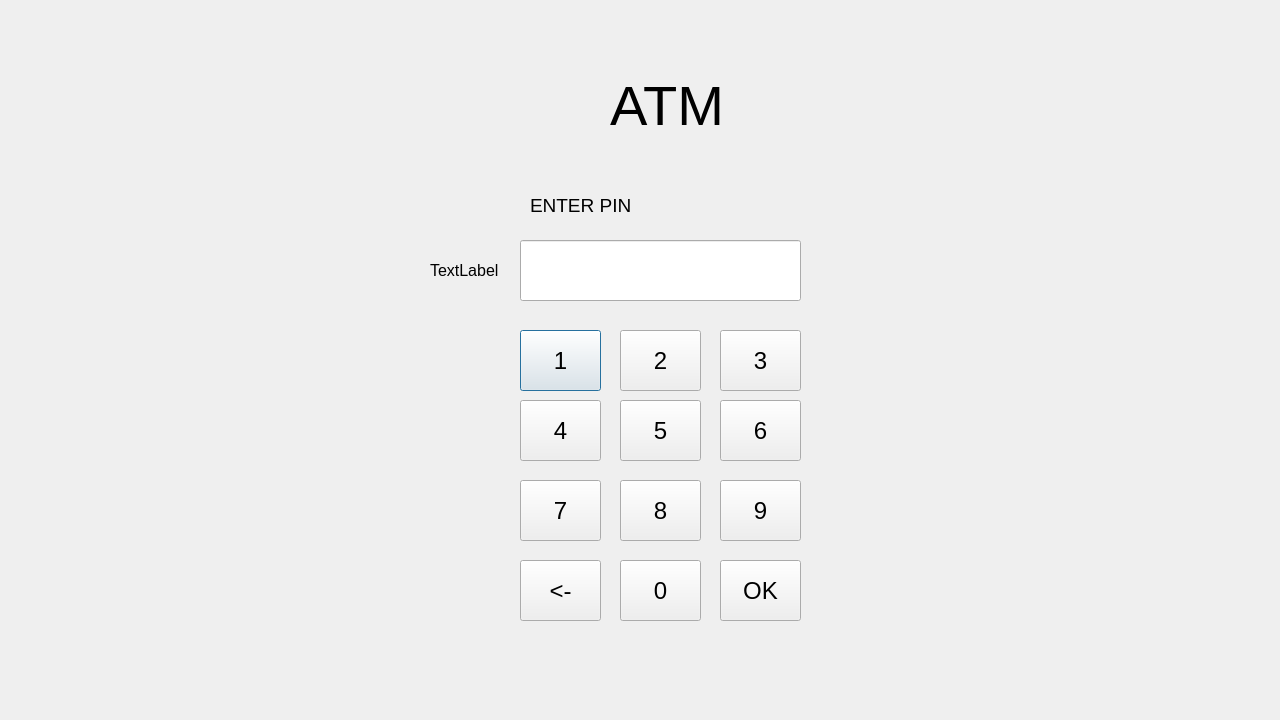
Above: bank-automat/login.ui from alavuvi/atm-simulator-project before the change. Below: the same form after it.
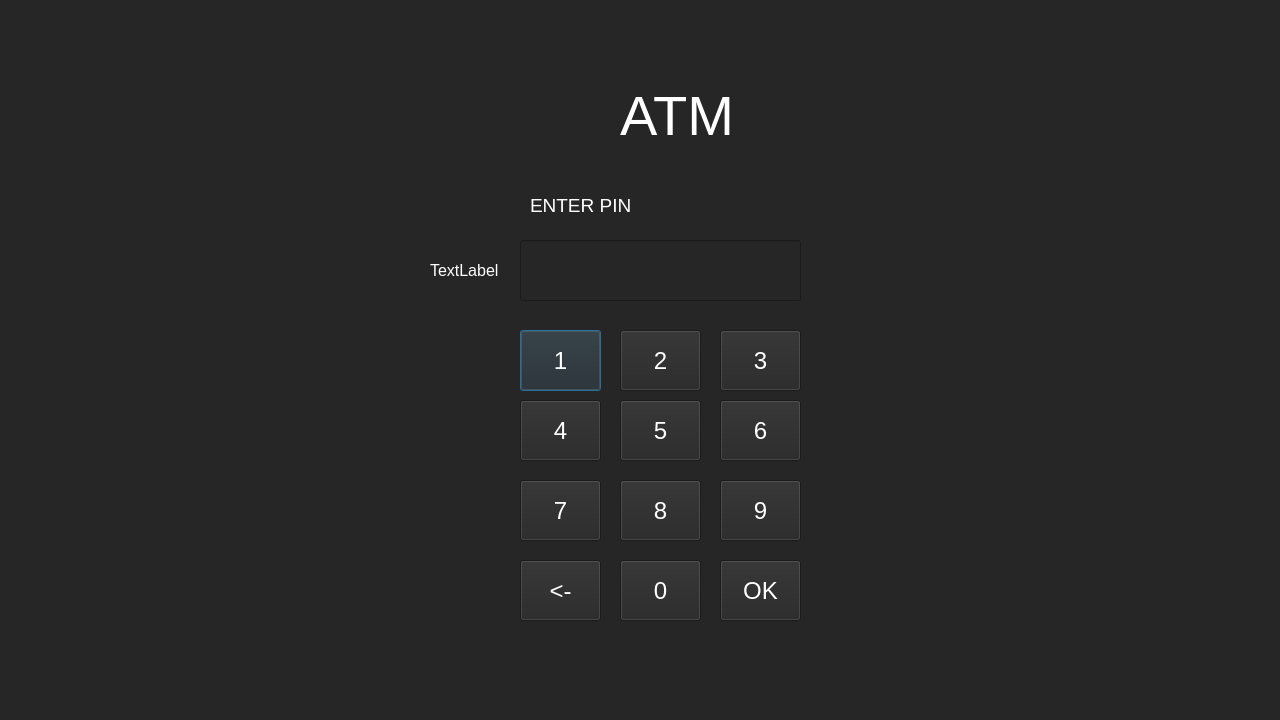
That is the form after the change.

```diff
--- a/bank-automat/login.ui
+++ b/bank-automat/login.ui
@@ -13,6 +13,9 @@
   <property name="windowTitle">
    <string>Dialog</string>
   </property>
+  <property name="styleSheet">
+   <string notr="true">background-color: rgb(38, 38, 38);</string>
+  </property>
   <widget class="QLineEdit" name="pinOutput">
    <property name="geometry">
     <rect>
@@ -27,6 +30,9 @@
      <pointsize>18</pointsize>
     </font>
    </property>
+   <property name="styleSheet">
+    <string notr="true">color: rgb(255, 255, 255);</string>
+   </property>
    <property name="text">
     <string/>
    </property>
@@ -45,6 +51,9 @@
      <pointsize>18</pointsize>
     </font>
    </property>
+   <property name="styleSheet">
+    <string notr="true">color: rgb(255, 255, 255);</string>
+   </property>
    <property name="text">
     <string>1</string>
    </property>
@@ -63,6 +72,9 @@
      <pointsize>18</pointsize>
     </font>
    </property>
+   <property name="styleSheet">
+    <string notr="true">color: rgb(255, 255, 255);</string>
+   </property>
    <property name="text">
     <string>2</string>
    </property>
@@ -81,6 +93,9 @@
      <pointsize>18</pointsize>
     </font>
    </property>
+   <property name="styleSheet">
+    <string notr="true">color: rgb(255, 255, 255);</string>
+   </property>
    <property name="text">
     <string>3</string>
    </property>
@@ -99,6 +114,9 @@
      <pointsize>18</pointsize>
     </font>
    </property>
+   <property name="styleSheet">
+    <string notr="true">color: rgb(255, 255, 255);</string>
+   </property>
    <property name="text">
     <string>4</string>
    </property>
@@ -117,6 +135,9 @@
      <pointsize>18</pointsize>
     </font>
    </property>
+   <property name="styleSheet">
+    <string notr="true">color: rgb(255, 255, 255);</string>
+   </property>
    <property name="text">
     <string>5</string>
    </property>
@@ -135,6 +156,9 @@
      <pointsize>18</pointsize>
     </font>
    </property>
+   <property name="styleSheet">
+    <string notr="true">color: rgb(255, 255, 255);</string>
+   </property>
    <property name="text">
     <string>6</string>
    </property>
@@ -153,6 +177,9 @@
      <pointsize>18</pointsize>
     </font>
    </property>
+   <property name="styleSheet">
+    <string notr="true">color: rgb(255, 255, 255);</string>
+   </property>
    <property name="text">
     <string>7</string>
    </property>
@@ -171,6 +198,9 @@
      <pointsize>18</pointsize>
     </font>
    </property>
+   <property name="styleSheet">
+    <string notr="true">color: rgb(255, 255, 255);</string>
+   </property>
    <property name="text">
     <string>8</string>
    </property>
@@ -189,6 +219,9 @@
      <pointsize>18</pointsize>
     </font>
    </property>
+   <property name="styleSheet">
+    <string notr="true">color: rgb(255, 255, 255);</string>
+   </property>
    <property name="text">
     <string>9</string>
    </property>
@@ -207,6 +240,9 @@
      <pointsize>18</pointsize>
     </font>
    </property>
+   <property name="styleSheet">
+    <string notr="true">color: rgb(255, 255, 255);</string>
+   </property>
    <property name="text">
     <string>&lt;-</string>
    </property>
@@ -225,6 +261,9 @@
      <pointsize>18</pointsize>
     </font>
    </property>
+   <property name="styleSheet">
+    <string notr="true">color: rgb(255, 255, 255);</string>
+   </property>
    <property name="text">
     <string>0</string>
    </property>
@@ -243,6 +282,9 @@
      <pointsize>18</pointsize>
     </font>
    </property>
+   <property name="styleSheet">
+    <string notr="true">color: rgb(255, 255, 255);</string>
+   </property>
    <property name="text">
     <string>OK</string>
    </property>
@@ -261,6 +303,9 @@
      <pointsize>12</pointsize>
     </font>
    </property>
+   <property name="styleSheet">
+    <string notr="true">color: rgb(255, 255, 255);</string>
+   </property>
    <property name="text">
     <string>TextLabel</string>
    </property>
@@ -292,6 +337,9 @@
      <pointsize>14</pointsize>
     </font>
    </property>
+   <property name="styleSheet">
+    <string notr="true">color: rgb(255, 255, 255);</string>
+   </property>
    <property name="text">
     <string>ENTER PIN</string>
    </property>
@@ -299,9 +347,9 @@
   <widget class="QLabel" name="labelLogo">
    <property name="geometry">
     <rect>
-     <x>610</x>
-     <y>50</y>
-     <width>141</width>
+     <x>620</x>
+     <y>60</y>
+     <width>111</width>
      <height>111</height>
     </rect>
    </property>
@@ -310,6 +358,9 @@
      <pointsize>42</pointsize>
     </font>
    </property>
+   <property name="styleSheet">
+    <string notr="true">color: rgb(255, 255, 255);</string>
+   </property>
    <property name="text">
     <string>ATM</string>
    </property>
```
